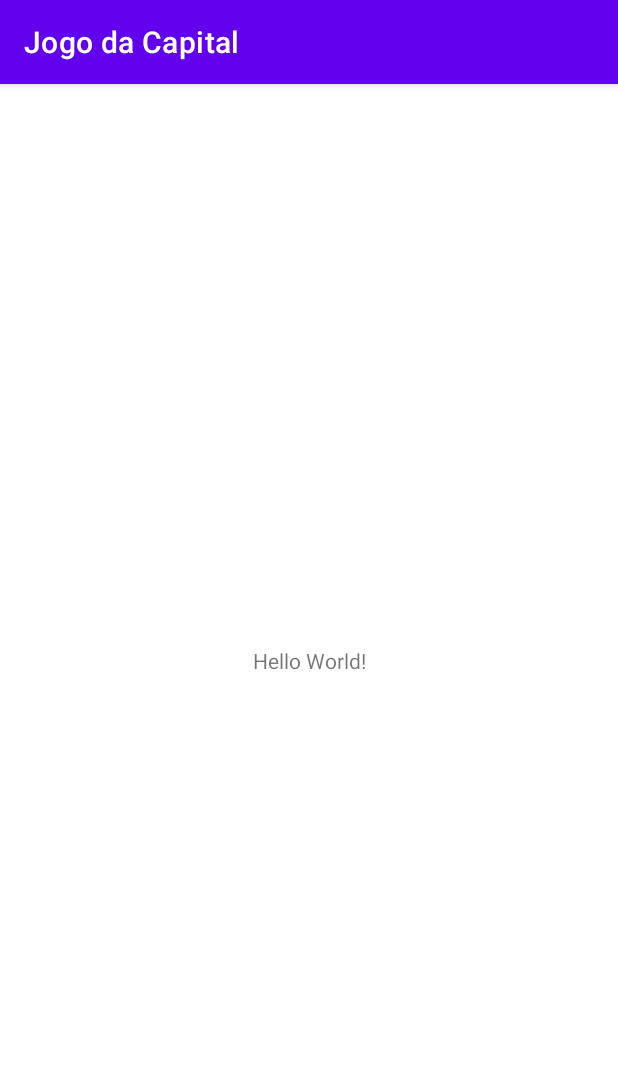
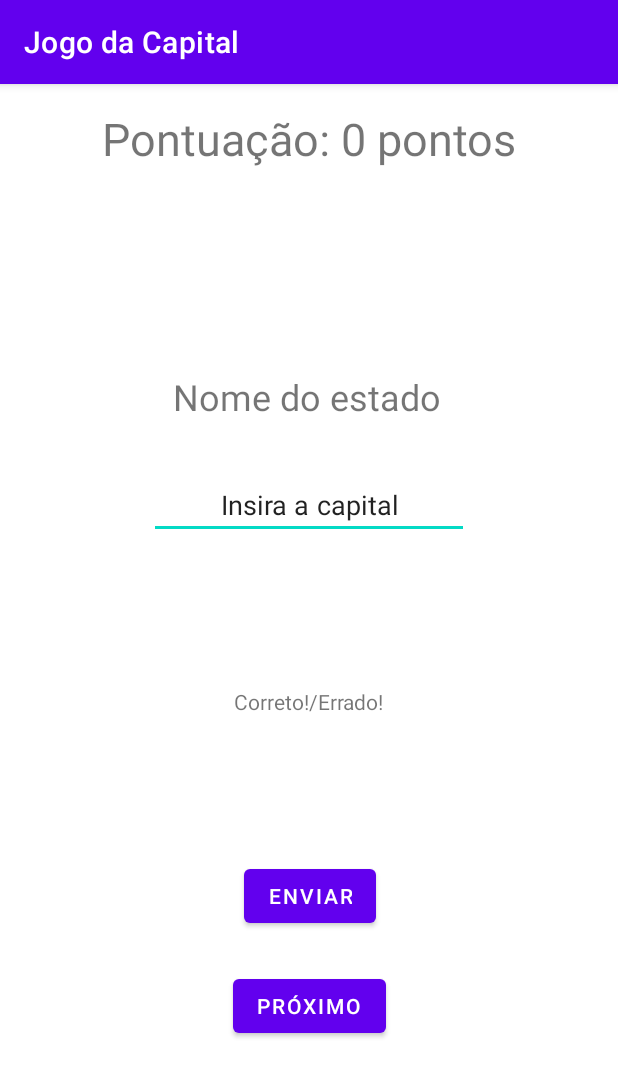
Before and after one commit to Amigos-de-Jose-Samuel/Jogo-da-Capital, an Android app: the screen it shows after launch (MainActivity), on a phone screen of 412 x 824 dp. Shown: the top 1077 px of the screen. Run offline under Robolectric (Android 15) with nearby library versions, the phone set to English and light mode, and no system bars.

Commit message:
basic layout done

```diff
--- a/app/src/main/res/layout/activity_main.xml
+++ b/app/src/main/res/layout/activity_main.xml
@@ -7,12 +7,72 @@
     tools:context=".MainActivity">
 
     <TextView
+        android:id="@+id/textView"
         android:layout_width="wrap_content"
         android:layout_height="wrap_content"
-        android:text="Hello World!"
-        app:layout_constraintBottom_toBottomOf="parent"
-        app:layout_constraintLeft_toLeftOf="parent"
-        app:layout_constraintRight_toRightOf="parent"
+        android:layout_marginStart="16dp"
+        android:layout_marginBottom="33dp"
+        android:text="Nome do estado"
+        android:textSize="24sp"
+        app:layout_constraintBottom_toTopOf="@+id/editTextTextPersonName"
+        app:layout_constraintStart_toStartOf="@+id/editTextTextPersonName" />
+
+    <EditText
+        android:id="@+id/editTextTextPersonName"
+        android:layout_width="wrap_content"
+        android:layout_height="wrap_content"
+        android:layout_marginTop="258dp"
+        android:ems="10"
+        android:inputType="textPersonName"
+        android:text="Insira a capital"
+        android:textAlignment="center"
+        app:layout_constraintEnd_toEndOf="parent"
+        app:layout_constraintStart_toStartOf="parent"
         app:layout_constraintTop_toTopOf="parent" />
 
+    <Button
+        android:id="@+id/button"
+        android:layout_width="wrap_content"
+        android:layout_height="wrap_content"
+        android:layout_marginStart="7dp"
+        android:layout_marginBottom="25dp"
+        android:text="Enviar"
+        app:layout_constraintBottom_toTopOf="@+id/button2"
+        app:layout_constraintStart_toStartOf="@+id/button2" />
+
+    <Button
+        android:id="@+id/button2"
+        android:layout_width="wrap_content"
+        android:layout_height="wrap_content"
+        android:layout_marginBottom="129dp"
+        android:checkable="false"
+        android:clickable="false"
+        android:text="Próximo"
+        android:visibility="visible"
+        app:layout_constraintBottom_toBottomOf="parent"
+        app:layout_constraintEnd_toEndOf="parent"
+        app:layout_constraintStart_toStartOf="parent" />
+
+    <TextView
+        android:id="@+id/textView2"
+        android:layout_width="wrap_content"
+        android:layout_height="wrap_content"
+        android:layout_marginTop="126dp"
+        android:layout_marginBottom="126dp"
+        android:text="Correto!/Errado!"
+        app:layout_constraintBottom_toBottomOf="@+id/button"
+        app:layout_constraintEnd_toEndOf="parent"
+        app:layout_constraintStart_toStartOf="parent"
+        app:layout_constraintTop_toTopOf="@+id/editTextTextPersonName" />
+
+    <TextView
+        android:id="@+id/textView3"
+        android:layout_width="wrap_content"
+        android:layout_height="wrap_content"
+        android:layout_marginTop="16dp"
+        android:text="Pontuação: 0 pontos"
+        android:textSize="30sp"
+        app:layout_constraintEnd_toEndOf="parent"
+        app:layout_constraintStart_toStartOf="parent"
+        app:layout_constraintTop_toTopOf="parent" />
 </androidx.constraintlayout.widget.ConstraintLayout>
```
